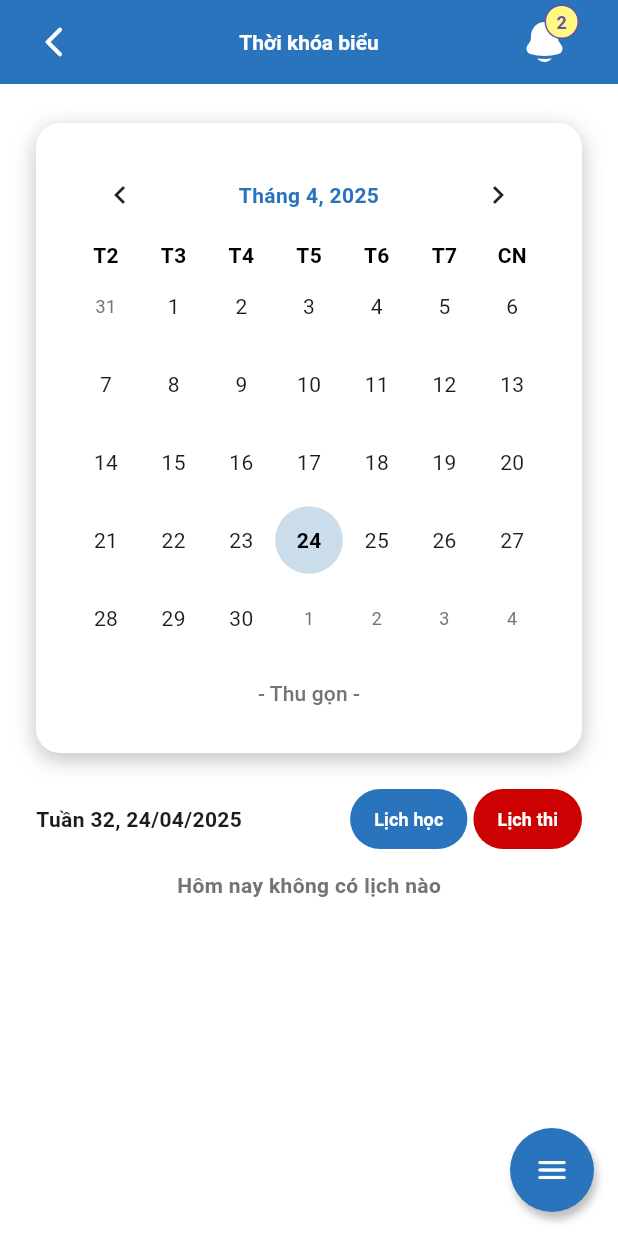
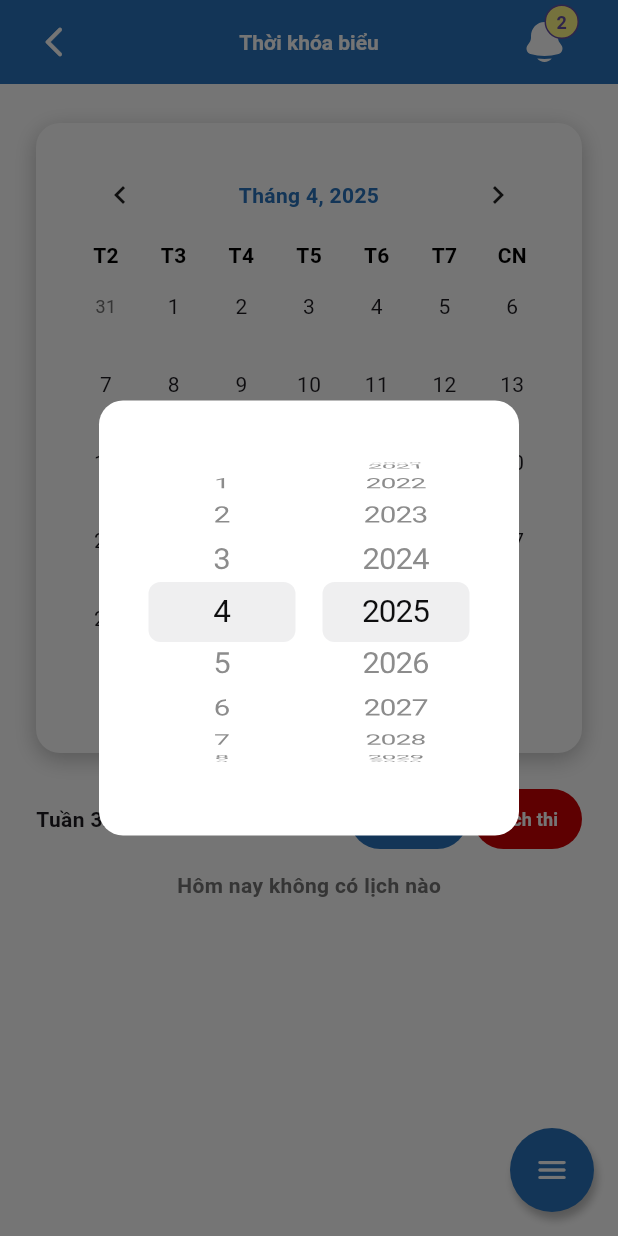
Before and after one commit to TienTrn05/d_dut2, a Flutter app: the ScheduleScreen screen opened by its route, after a tap on an icon or button, on a phone screen of 412 x 824 dp. Run offline on Flutter 3.47's test engine with Material 3 defaults, Android fonts, the phone set to English and light mode, and no system bars; drawn by our look-alikes of table_calendar; our stand-ins replace card_loading, dartx, dio, equatable, flutter_bloc, flutter_dotenv and 9 more; missing offline and left inert: aad_oauth; accounts and stored records are empty; generated files the repository leaves out were written again; network calls fail.

Commit message:
feat: [dDUT] Change MonthYearPicker for CalendarCustom

```diff
--- a/lib/features/schedule/data/model/calendar_event_model.dart
+++ b/lib/features/schedule/data/model/calendar_event_model.dart
@@ -1,5 +1,3 @@
-import 'package:dartx/dartx.dart';
-
 class EventTypeModel {
   // 1: Study, 2: Exam
   final int eventType;
@@ -35,7 +33,8 @@ class CalendarEventModel {
   factory CalendarEventModel.fromJson(Map<String, dynamic> json) {
     return CalendarEventModel(
       date: DateTime.parse(json['date']),
-      eventTypes: (json['eventTypes'] as List<dynamic>) // Chuyển mảng objectJSON về list các EventTypeModel
+      eventTypes: (json['eventTypes'] as List<
+              dynamic>) // Chuyển mảng objectJSON về list các EventTypeModel
           .map((e) => EventTypeModel.fromJson(e))
           .toList(),
     );
--- a/lib/features/schedule/presentation/widgets/custom/calendar_custom.dart
+++ b/lib/features/schedule/presentation/widgets/custom/calendar_custom.dart
@@ -2,12 +2,12 @@ import 'package:e_dut/common/extensions/custom_theme_extension.dart';
 import 'package:e_dut/common/extensions/font_sizes.dart';
 import 'package:e_dut/features/schedule/bloc/schedule/calendar_bloc.dart';
 import 'package:e_dut/features/schedule/bloc/schedule/schedule_bloc.dart';
+import 'package:flutter/cupertino.dart';
 import 'package:flutter/material.dart';
 import 'package:flutter_bloc/flutter_bloc.dart';
 import 'package:table_calendar/table_calendar.dart';
 import 'package:intl/intl.dart';
 import 'package:intl/date_symbol_data_local.dart';
-import 'package:month_picker_dialog/month_picker_dialog.dart';
 
 class CalendarCustom extends StatefulWidget {
   const CalendarCustom({super.key});
@@ -54,72 +54,85 @@ class _CalendarCustomState extends State<CalendarCustom> {
     return text[0].toUpperCase() + text.substring(1);
   }
 
-  // Hàm để chọn tháng và năm
-  Future<void> _selectMonthYear() async {
-    final picked = await showMonthPicker(
+  void _showMonthYearPicker() {
+    int tempMonth = _focusedDay.month;
+    int tempYear = _focusedDay.year;
+
+    showDialog(
       context: context,
-      initialDate: _selectedDay ?? DateTime.now(),
-      firstDate: DateTime(2000),
-      lastDate: DateTime(2100),
-      monthPickerDialogSettings: MonthPickerDialogSettings(
-          headerSettings: PickerHeaderSettings(
-              headerBackgroundColor: context.theme.primaryColor),
-          dialogSettings: PickerDialogSettings(
-            locale: Locale('vi'),
-            dialogRoundedCornersRadius: 16,
-            dialogBackgroundColor: Colors.white,
+      builder: (_) {
+        return AlertDialog(
+          backgroundColor: Colors.white,
+          shape:
+              RoundedRectangleBorder(borderRadius: BorderRadius.circular(16)),
+          content: SizedBox(
+            height: 250,
+            child: Row(
+              children: [
+                // Tháng
+                Expanded(
+                  child: Stack(
+                    alignment: Alignment.center,
+                    children: [
+                      CupertinoPicker(
+                        itemExtent: 40,
+                        scrollController: FixedExtentScrollController(
+                            initialItem: tempMonth - 1),
+                        onSelectedItemChanged: (index) {
+                          tempMonth = index + 1;
+                        },
+                        children: List.generate(
+                          12,
+                          (index) {
+                            return Center(
+                              child: Center(
+                                child: Text("${index + 1}"),
+                              ),
+                            );
+                          },
+                        ),
+                      ),
+                      // IgnorePointer(
+                      //   child: Container(
+                      //     width: double.infinity,
+                      //     height: 40,
+                      //     decoration: BoxDecoration(
+                      //       color: Color.fromRGBO(42, 116, 189, 0.2),
+                      //       borderRadius: BorderRadius.circular(8),
+                      //     ),
+                      //   ),
+                      // ),
+                    ],
+                  ),
+                ),
+                // Năm
+                Expanded(
+                  child: CupertinoPicker(
+                      itemExtent: 40,
+                      scrollController: FixedExtentScrollController(
+                          initialItem: tempYear - 2000),
+                      onSelectedItemChanged: (index) {
+                        tempYear = index + 2000;
+                      },
+                      children: List.generate(
+                        50,
+                        (index) {
+                          return Center(
+                            child: Center(
+                              child: Text("${index + 2000}"),
+                            ),
+                          );
+                        },
+                      )),
+                ),
+              ],
+            ),
           ),
-          dateButtonsSettings: PickerDateButtonsSettings(
-            selectedMonthBackgroundColor: context.theme.primaryColor,
-            selectedMonthTextColor: Colors.white,
-            unselectedMonthsTextColor: Colors.black,
-            currentMonthTextColor: context.theme.primaryColor,
-          ),
-          actionBarSettings: PickerActionBarSettings(
-            // cancelWidget: Padding(
-            //   padding: const EdgeInsets.only(bottom: 16),
-            //   child: ElevatedButton(
-            //     onPressed: () => Navigator.of(context).pop(),
-            //     style: ElevatedButton.styleFrom(
-            //       padding: EdgeInsets.symmetric(horizontal: 16, vertical: 8),
-            //       shape: RoundedRectangleBorder(
-            //         borderRadius: BorderRadius.circular(8),
-            //       ),
-            //       backgroundColor: Colors.white,
-            //     ),
-            //     child: Text(
-            //       "Hủy",
-            //       style: TextStyle(
-            //         color: context.theme.primaryColor,
-            //       ),
-            //     ),
-            //   ),
-            // ),
-            // confirmWidget: Padding(
-            //   padding: const EdgeInsets.only(bottom: 16),
-            //   child: ElevatedButton(
-            //     onPressed: () => Navigator.of(context).pop(),
-            //     style: ElevatedButton.styleFrom(
-            //       backgroundColor: context.theme.primaryColor ?? Colors.blue,
-            //       padding: EdgeInsets.symmetric(horizontal: 16, vertical: 8),
-            //       shape: RoundedRectangleBorder(
-            //         borderRadius: BorderRadius.circular(8),
-            //       ),
-            //     ),
-            //     child: Text(
-            //       "Chọn",
-            //       style: TextStyle(
-            //         color: Colors.white,
-            //       ),
-            //     ),
-            //   ),
-            // ),
-          ),),
-    );
-
-    if (picked != null) {
+        );
+      },
+    ).whenComplete(() {
       setState(() {
-        _focusedDay = picked;
+        _focusedDay = DateTime(tempYear, tempMonth, 1);
       });
       context.read<CalendarBloc>().add(
             LoadCalendarEvents(
@@ -127,7 +140,7 @@ class _CalendarCustomState extends State<CalendarCustom> {
               year: _focusedDay.year,
             ),
           );
-    }
+    });
   }
 
   @override
@@ -180,7 +193,7 @@ class _CalendarCustomState extends State<CalendarCustom> {
             }
 
             return GestureDetector(
-              onTap: _selectMonthYear,
+              onTap: _showMonthYearPicker,
               child: TableCalendar(
                 locale: 'vi',
                 focusedDay: _focusedDay,
```
